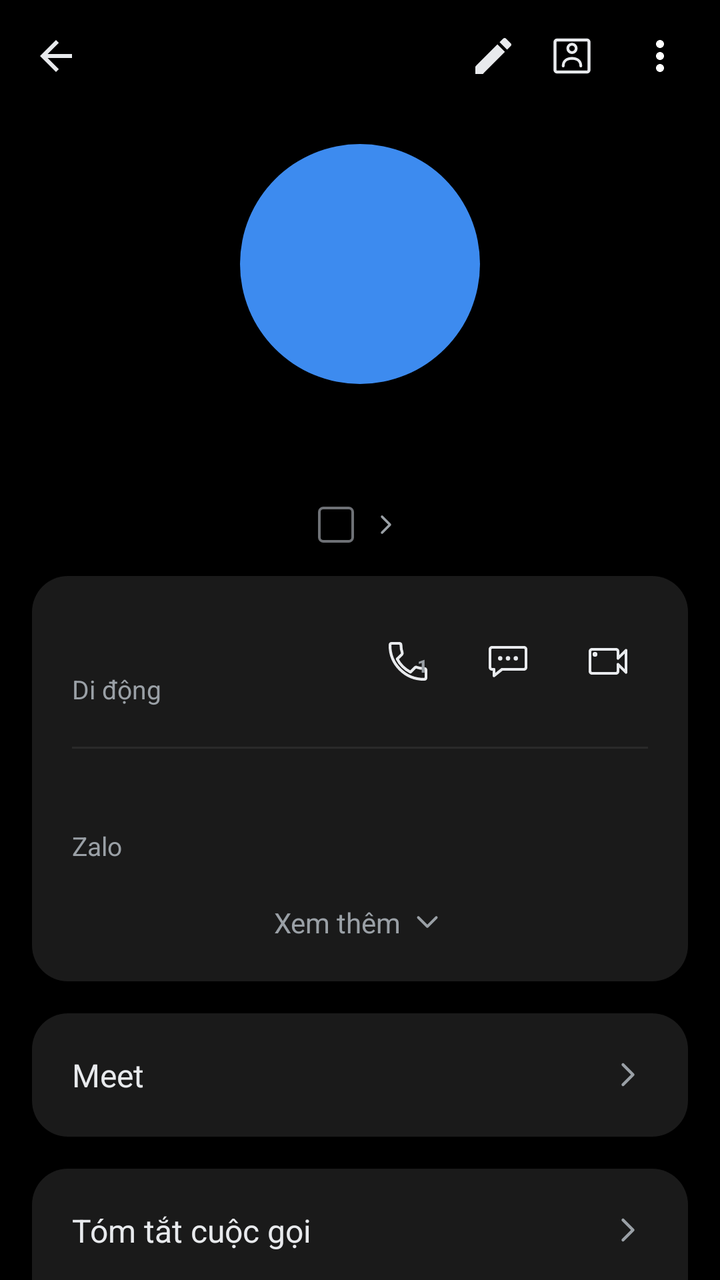
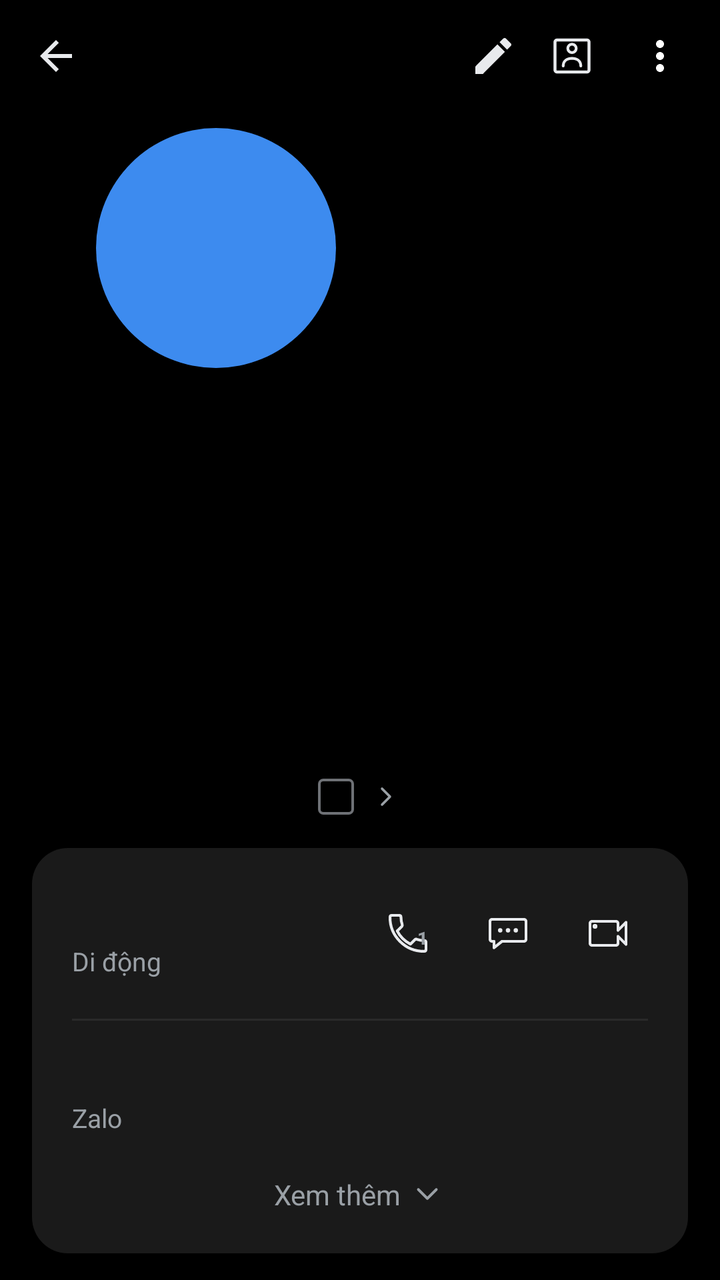

Two renders of the same Android screen: before a commit and after it. Below are the layout's source before the change and the commit's diff.
<!-- AndroidManifest.xml: application theme Theme.SimpleCall -->
<!-- res/layout/fragment_call_history.xml -->
<?xml version="1.0" encoding="utf-8"?>
<LinearLayout xmlns:android="http://schemas.android.com/apk/res/android"
    xmlns:app="http://schemas.android.com/apk/res-auto"
    android:layout_width="match_parent"
    android:layout_height="match_parent"
    android:orientation="vertical"
    android:background="@color/bg">

    
    <LinearLayout
        android:layout_width="match_parent" android:layout_height="56dp"
        android:orientation="horizontal" android:gravity="center_vertical"
        android:paddingStart="4dp" android:paddingEnd="8dp">

        <ImageButton android:id="@+id/btnBack"
            android:layout_width="48dp" android:layout_height="48dp"
            android:background="@android:color/transparent"
            android:src="@drawable/ic_arrow_back"
            android:contentDescription="Quay lại" />

        <Space android:layout_width="0dp" android:layout_height="1dp" android:layout_weight="1" />

        <ImageButton android:id="@+id/btnEdit"
            android:layout_width="35dp" android:layout_height="35dp"
            android:background="@android:color/transparent"
            android:src="@drawable/ic_edit"
            android:contentDescription="Sửa" />

        <ImageButton android:id="@+id/btnContactCard"
            android:layout_width="44dp" android:layout_height="44dp"
            android:background="@android:color/transparent"
            android:src="@drawable/ic_contact_card"
            android:contentDescription="Thẻ liên hệ" />

        <ImageButton android:id="@+id/btnMore"
            android:layout_width="44dp" android:layout_height="44dp"
            android:background="@android:color/transparent"
            android:src="@drawable/ic_more_vert"
            android:contentDescription="Thêm" />
    </LinearLayout>

    <ScrollView
        android:layout_width="match_parent" android:layout_height="0dp"
        android:layout_weight="1"
        android:clipToPadding="false"
        android:paddingBottom="24dp">

        <LinearLayout
            android:layout_width="match_parent" android:layout_height="wrap_content"
            android:orientation="vertical">

            
            <FrameLayout
                android:layout_width="120dp" android:layout_height="120dp"
                android:layout_gravity="center_horizontal"
                android:layout_marginTop="16dp">

                <TextView android:id="@+id/tvAvatar"
                    android:layout_width="120dp" android:layout_height="120dp"
                    android:background="@drawable/bg_avatar_circle"
                    android:gravity="center"
                    android:textSize="48sp" android:textColor="@color/white"
                    android:fontFamily="sans-serif-medium" />

                <ImageView android:id="@+id/ivDefaultAvatar"
                    android:layout_width="120dp" android:layout_height="120dp"
                    android:background="@drawable/bg_avatar_default"
                    android:src="@drawable/ic_person"
                    android:scaleType="center"
                    android:padding="30dp"
                    app:tint="@color/white"
                    android:visibility="gone"
                    android:contentDescription="@string/contact_photo" />
            </FrameLayout>

            
            <TextView android:id="@+id/tvTitle"
                android:layout_width="wrap_content" android:layout_height="wrap_content"
                android:layout_gravity="center_horizontal"
                android:layout_marginTop="16dp"
                android:layout_marginStart="32dp" android:layout_marginEnd="32dp"
                android:gravity="center"
                android:textSize="26sp" android:textStyle="bold"
                android:textColor="@color/text_primary"
                android:fontFamily="sans-serif-medium" />

            
            <LinearLayout android:id="@+id/rowSimDefault"
                android:layout_width="wrap_content" android:layout_height="wrap_content"
                android:layout_gravity="center_horizontal"
                android:layout_marginTop="10dp"
                android:orientation="horizontal" android:gravity="center_vertical"
                android:clickable="true" android:focusable="true">

                <TextView android:id="@+id/tvSimBadge"
                    android:layout_width="18dp" android:layout_height="18dp"
                    android:background="@drawable/bg_sim_badge"
                    android:gravity="center"
                    android:textSize="11sp" android:textColor="@color/text_secondary" />

                <TextView android:id="@+id/tvSubtitle"
                    android:layout_width="wrap_content" android:layout_height="wrap_content"
                    android:layout_marginStart="6dp"
                    android:textSize="14sp" android:textColor="@color/text_secondary" />

                <ImageView
                    android:layout_width="16dp" android:layout_height="16dp"
                    android:layout_marginStart="2dp"
                    android:src="@drawable/ic_chevron_right" />
            </LinearLayout>

            
            <LinearLayout
                android:layout_width="match_parent" android:layout_height="wrap_content"
                android:layout_margin="16dp"
                android:orientation="vertical"
                android:background="@drawable/bg_card_rounded"
                android:padding="20dp">

                <LinearLayout
                    android:layout_width="match_parent" android:layout_height="wrap_content"
                    android:orientation="horizontal" android:gravity="center_vertical">

                    <LinearLayout
                        android:layout_width="0dp" android:layout_height="wrap_content"
                        android:layout_weight="1" android:orientation="vertical">

                        <TextView android:id="@+id/tvNumber"
                            android:layout_width="wrap_content" android:layout_height="wrap_content"
                            android:textSize="19sp" android:textColor="@color/text_primary" />

                        <TextView android:id="@+id/tvNumberType"
                            android:layout_width="wrap_content" android:layout_height="wrap_content"
                            android:layout_marginTop="2dp"
                            android:text="@string/number_type_mobile"
                            android:textSize="13sp" android:textColor="@color/text_secondary" />
                    </LinearLayout>

                    
                    <FrameLayout
                        android:layout_width="40dp"
                        android:layout_height="40dp">
                        <ImageButton android:id="@+id/btnCallRow"
                            android:layout_width="match_parent"
                            android:layout_height="match_parent"
                            android:background="@android:color/transparent"
                            android:src="@drawable/ic_call_outline"
                            android:contentDescription="@string/call" />
                        
                        <TextView
                            android:id="@+id/tvCallSimNum"
                            android:layout_width="wrap_content"
                            android:layout_height="wrap_content"
                            android:layout_gravity="top|end"
                            android:layout_marginTop="16dp"
                            android:layout_marginEnd="10dp"
                            android:text="1"
                            android:textSize="9sp"
                            android:textStyle="bold"
                            android:textColor="@color/text_secondary"
                            android:fontFamily="sans-serif-medium" />
                    </FrameLayout>

                    <ImageButton android:id="@+id/btnMessageRow"
                        android:layout_width="40dp" android:layout_height="40dp"
                        android:layout_marginStart="10dp"
                        android:background="@android:color/transparent"
                        android:src="@drawable/ic_message_outline"
                        android:contentDescription="Nhắn tin" />

                    <ImageButton android:id="@+id/btnVideoRow"
                        android:layout_width="40dp" android:layout_height="40dp"
                        android:layout_marginStart="10dp"
                        android:background="@android:color/transparent"
                        android:src="@drawable/ic_video_call_outline"
                        android:contentDescription="Video call" />
                </LinearLayout>

                <View android:id="@+id/divBeforeZalo"
                    android:layout_width="match_parent" android:layout_height="1dp"
                    android:layout_marginTop="20dp" android:layout_marginBottom="16dp"
                    android:background="@color/divider" />

                <LinearLayout android:id="@+id/rowZalo"
                    android:layout_width="match_parent" android:layout_height="wrap_content"
                    android:orientation="vertical"
                    android:clickable="true" android:focusable="true">

                    <TextView android:id="@+id/tvZalo"
                        android:layout_width="wrap_content" android:layout_height="wrap_content"
                        android:textSize="16sp" android:textColor="@color/text_primary" />

                    <TextView
                        android:layout_width="wrap_content" android:layout_height="wrap_content"
                        android:layout_marginTop="2dp"
                        android:text="Zalo"
                        android:textSize="13sp" android:textColor="@color/text_secondary" />
                </LinearLayout>

                <LinearLayout android:id="@+id/rowSeeMore"
                    android:layout_width="match_parent" android:layout_height="wrap_content"
                    android:layout_marginTop="20dp"
                    android:orientation="horizontal" android:gravity="center"
                    android:clickable="true" android:focusable="true">

                    <TextView
                        android:layout_width="wrap_content" android:layout_height="wrap_content"
                        android:text="Xem thêm"
                        android:textSize="14sp" android:textColor="@color/text_secondary" />

                    <ImageView
                        android:layout_width="18dp" android:layout_height="18dp"
                        android:layout_marginStart="4dp"
                        android:src="@drawable/ic_chevron_down" />
                </LinearLayout>
            </LinearLayout>

            
            <LinearLayout android:id="@+id/rowMeet"
                android:layout_width="match_parent" android:layout_height="wrap_content"
                android:layout_marginStart="16dp" android:layout_marginEnd="16dp"
                android:orientation="horizontal" android:gravity="center_vertical"
                android:background="@drawable/bg_card_rounded"
                android:padding="20dp"
                android:clickable="true" android:focusable="true">

                <TextView
                    android:layout_width="0dp" android:layout_height="wrap_content"
                    android:layout_weight="1"
                    android:text="Meet"
                    android:textSize="16sp" android:textColor="@color/text_primary" />

                <ImageView
                    android:layout_width="20dp" android:layout_height="20dp"
                    android:src="@drawable/ic_chevron_right" />
            </LinearLayout>

            
            <LinearLayout
                android:layout_width="match_parent" android:layout_height="wrap_content"
                android:layout_margin="16dp"
                android:orientation="vertical"
                android:background="@drawable/bg_card_rounded">

                <LinearLayout android:id="@+id/rowCallSummary"
                    android:layout_width="match_parent" android:layout_height="wrap_content"
                    android:orientation="horizontal" android:gravity="center_vertical"
                    android:padding="20dp"
                    android:clickable="true" android:focusable="true">

                    <TextView
                        android:layout_width="0dp" android:layout_height="wrap_content"
                        android:layout_weight="1"
                        android:text="Tóm tắt cuộc gọi"
                        android:textSize="16sp" android:textColor="@color/text_primary" />

                    <ImageView
                        android:layout_width="20dp" android:layout_height="20dp"
                        android:src="@drawable/ic_chevron_right" />
                </LinearLayout>

                <View
                    android:layout_width="match_parent" android:layout_height="1dp"
                    android:layout_marginStart="20dp" android:layout_marginEnd="20dp"
                    android:background="@color/divider" />

                <LinearLayout android:id="@+id/rowCallRecording"
                    android:layout_width="match_parent" android:layout_height="wrap_content"
                    android:orientation="horizontal" android:gravity="center_vertical"
                    android:padding="20dp"
                    android:clickable="true" android:focusable="true">

                    <TextView
                        android:layout_width="0dp" android:layout_height="wrap_content"
                        android:layout_weight="1"
                        android:text="Bản ghi âm cuộc gọi"
                        android:textSize="16sp" android:textColor="@color/text_primary" />

                    <ImageView
                        android:layout_width="20dp" android:layout_height="20dp"
                        android:src="@drawable/ic_chevron_right" />
                </LinearLayout>
            </LinearLayout>

            
            <LinearLayout android:id="@+id/cardAddContact"
                android:layout_width="match_parent" android:layout_height="wrap_content"
                android:layout_margin="16dp"
                android:orientation="vertical"
                android:background="@drawable/bg_card_rounded"
                android:visibility="gone">

                <LinearLayout android:id="@+id/rowCreateContact"
                    android:layout_width="match_parent" android:layout_height="wrap_content"
                    android:orientation="horizontal" android:gravity="center_vertical"
                    android:padding="20dp"
                    android:clickable="true" android:focusable="true">

                    <TextView
                        android:layout_width="0dp" android:layout_height="wrap_content"
                        android:layout_weight="1"
                        android:text="Tạo liên hệ mới"
                        android:textSize="16sp" android:textColor="@color/text_primary" />

                    <ImageView
                        android:layout_width="20dp" android:layout_height="20dp"
                        android:src="@drawable/ic_chevron_right" />
                </LinearLayout>

                <View
                    android:layout_width="match_parent" android:layout_height="1dp"
                    android:layout_marginStart="20dp" android:layout_marginEnd="20dp"
                    android:background="@color/divider" />

                <LinearLayout android:id="@+id/rowAddExisting"
                    android:layout_width="match_parent" android:layout_height="wrap_content"
                    android:orientation="horizontal" android:gravity="center_vertical"
                    android:padding="20dp"
                    android:clickable="true" android:focusable="true">

                    <TextView
                        android:layout_width="0dp" android:layout_height="wrap_content"
                        android:layout_weight="1"
                        android:text="Thêm vào liên lạc hiện có"
                        android:textSize="16sp" android:textColor="@color/text_primary" />

                    <ImageView
                        android:layout_width="20dp" android:layout_height="20dp"
                        android:src="@drawable/ic_chevron_right" />
                </LinearLayout>
            </LinearLayout>

            
            <LinearLayout
                android:layout_width="match_parent" android:layout_height="wrap_content"
                android:layout_marginStart="20dp" android:layout_marginEnd="12dp"
                android:layout_marginTop="8dp"
                android:orientation="horizontal" android:gravity="center_vertical">

                <TextView
                    android:layout_width="0dp" android:layout_height="wrap_content"
                    android:layout_weight="1"
                    android:text="Nhật ký cuộc gọi"
                    android:textSize="15sp" android:textColor="@color/text_secondary" />

                <TextView android:id="@+id/btnClearLog"
                    android:layout_width="wrap_content" android:layout_height="wrap_content"
                    android:text="Xóa"
                    android:textSize="15sp" android:textColor="@color/accent_blue"
                    android:padding="8dp"
                    android:clickable="true" android:focusable="true" />
            </LinearLayout>

            
            <LinearLayout android:id="@+id/llHistoryEntries"
                android:layout_width="match_parent" android:layout_height="wrap_content"
                android:layout_margin="16dp"
                android:orientation="vertical"
                android:background="@drawable/bg_card_rounded" />

        </LinearLayout>
    </ScrollView>
</LinearLayout>
<!-- resources referenced by this layout -->
<resources>
  <color name="accent_blue">#1A73E8</color>
  <color name="bg">#000000</color>
  <color name="divider">#2A2A2A</color>
  <color name="text_primary">#E8EAED</color>
  <color name="text_secondary">#9AA0A6</color>
  <color name="white">#FFFFFF</color>
  <!-- drawable bg_avatar_circle (drawable) -->
  <?xml version="1.0" encoding="utf-8"?>
  <shape xmlns:android="http://schemas.android.com/apk/res/android"
      android:shape="oval">
      <solid android:color="@color/avatar_purple" />
  </shape>
  <!-- drawable bg_avatar_default (drawable) -->
  <?xml version="1.0" encoding="utf-8"?>
  <shape xmlns:android="http://schemas.android.com/apk/res/android"
      android:shape="oval">
      <solid android:color="@color/accent_blue" />
  </shape>
  <!-- drawable bg_card_rounded (drawable) -->
  <?xml version="1.0" encoding="utf-8"?>
  <shape xmlns:android="http://schemas.android.com/apk/res/android"
      android:shape="rectangle">
      <solid android:color="@color/detail_card_bg" />
      <corners android:radius="18dp" />
  </shape>
  <!-- drawable bg_sim_badge (drawable) -->
  <?xml version="1.0" encoding="utf-8"?>
  <shape xmlns:android="http://schemas.android.com/apk/res/android"
      android:shape="rectangle">
      <stroke android:width="1.2dp" android:color="@color/call_log_muted" />
      <corners android:radius="2dp" />
      <solid android:color="@android:color/transparent" />
  </shape>
  <!-- drawable ic_arrow_back (drawable) -->
  <?xml version="1.0" encoding="utf-8"?>
  <vector xmlns:android="http://schemas.android.com/apk/res/android"
      android:width="24dp" android:height="24dp"
      android:viewportWidth="24" android:viewportHeight="24">
      
      <path android:fillColor="@color/text_primary"
          android:pathData="M20,11H7.83l5.59-5.59L12,4l-8,8 8,8 1.41-1.41L7.83,13H20v-2z"/>
  </vector>
  <!-- drawable ic_edit (drawable) -->
  <?xml version="1.0" encoding="utf-8"?>
  <vector xmlns:android="http://schemas.android.com/apk/res/android"
      android:width="24dp" android:height="24dp"
      android:viewportWidth="24" android:viewportHeight="24">
      <path android:fillColor="@color/text_primary"
          android:pathData="M3,17.25V21h3.75L17.81,9.94l-3.75,-3.75L3,17.25zM20.71,7.04c0.39,-0.39 0.39,-1.02 0,-1.41l-2.34,-2.34c-0.39,-0.39 -1.02,-0.39 -1.41,0l-1.83,1.83 3.75,3.75 1.83,-1.83z"/>
  </vector>
  <!-- drawable ic_more_vert (drawable) -->
  <?xml version="1.0" encoding="utf-8"?>
  <vector xmlns:android="http://schemas.android.com/apk/res/android"
      android:width="24dp" android:height="24dp"
      android:viewportWidth="24" android:viewportHeight="24">
      <path android:fillColor="#FFFFFF"
          android:pathData="M12,8c1.1,0 2,-0.9 2,-2s-0.9,-2 -2,-2 -2,0.9 -2,2 0.9,2 2,2zM12,10c-1.1,0 -2,0.9 -2,2s0.9,2 2,2 2,-0.9 2,-2 -0.9,-2 -2,-2zM12,16c-1.1,0 -2,0.9 -2,2s0.9,2 2,2 2,-0.9 2,-2 -0.9,-2 -2,-2z"/>
  </vector>
  <!-- drawable ic_person (drawable) -->
  <?xml version="1.0" encoding="utf-8"?>
  <vector xmlns:android="http://schemas.android.com/apk/res/android"
      android:width="24dp" android:height="24dp"
      android:viewportWidth="24" android:viewportHeight="24">
      <path android:fillColor="#FFFFFFFF"
          android:pathData="M12,12c2.21,0 4,-1.79 4,-4s-1.79,-4 -4,-4 -4,1.79 -4,4 1.79,4 4,4zM12,14c-2.67,0 -8,1.34 -8,4v2h16v-2c0,-2.66 -5.33,-4 -8,-4z"/>
  </vector>
  <string name="call">Gọi</string>
  <string name="contact_photo">Ảnh liên hệ</string>
  <string name="number_type_mobile">Di động</string>
  <color name="avatar_purple">#3D8BEF</color>
  <color name="detail_card_bg">#1A1A1A</color>
  <color name="call_log_muted">#6E7176</color>
  <color name="primary">#1E8E3E</color>
  <color name="primary_dark">#137333</color>
  <!-- unchanged entries left out for length: 7 -->
</resources>

<!-- the commit's change to res/layout/fragment_call_history.xml (unified diff, before → after) -->
@@ -51,9 +51,9 @@
 
             
             <FrameLayout
-                android:layout_width="120dp" android:layout_height="120dp"
+                android:layout_width="264dp" android:layout_height="264dp"
                 android:layout_gravity="center_horizontal"
-                android:layout_marginTop="16dp">
+                android:layout_marginTop="8dp">
 
                 <TextView android:id="@+id/tvAvatar"
                     android:layout_width="120dp" android:layout_height="120dp"
